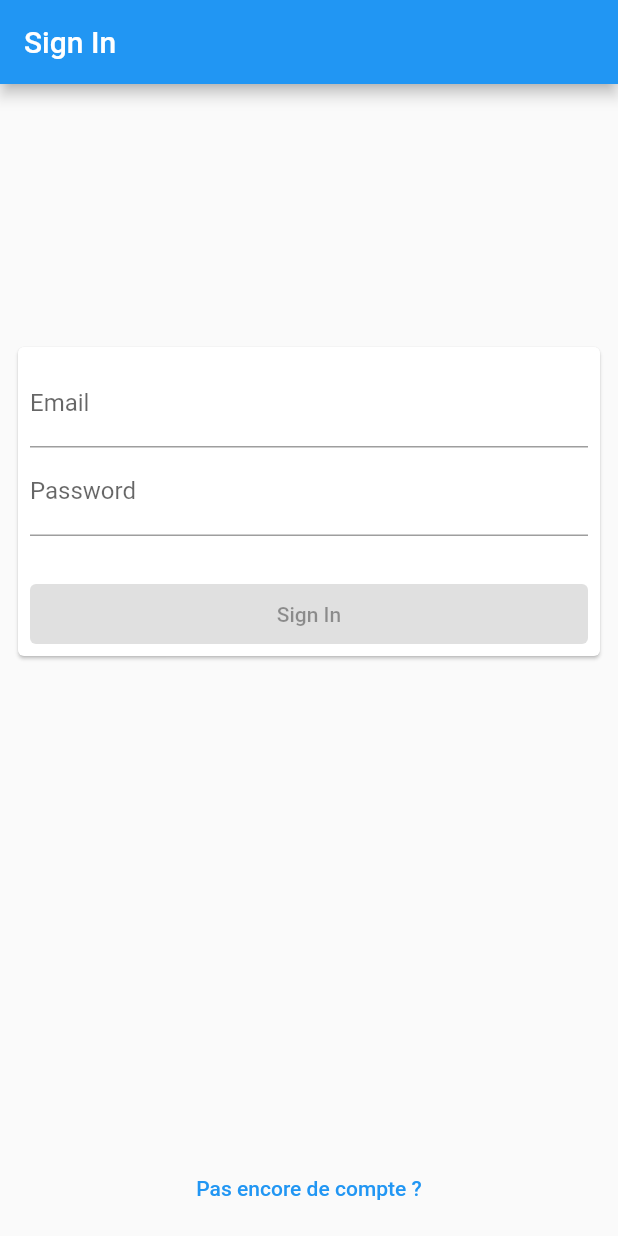
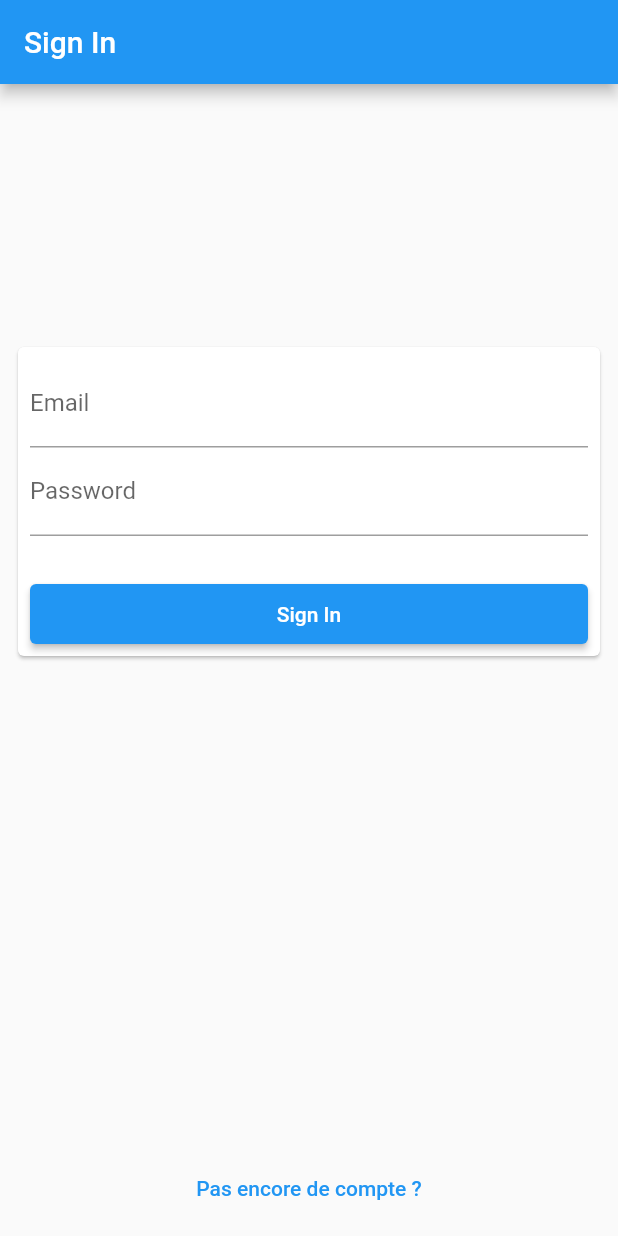
Before and after one commit to Thaerith/numediart-flutter-2023, a Flutter app: the screen it shows after launch, on a phone screen of 412 x 824 dp. Run offline on Flutter 3.47's test engine with Material 2 defaults, Android fonts, the light colour scheme and no system bars; our stand-ins replace firebase_auth, firebase_core; accounts and stored records are empty.

Commit message:
sign in user

```diff
--- a/lib/app/application.dart
+++ b/lib/app/application.dart
@@ -1,11 +1,21 @@
+import 'package:firebase_auth/firebase_auth.dart';
 import 'package:flutter/material.dart';
 import 'package:hello_creactifs/app/sign_in.dart';
 
-class HelloCreactifsApp extends StatelessWidget {
+class HelloCreactifsApp extends StatefulWidget {
   const HelloCreactifsApp({super.key});
 
   @override
+  State<HelloCreactifsApp> createState() => _HelloCreactifsAppState();
+}
+
+class _HelloCreactifsAppState extends State<HelloCreactifsApp> {
+  @override
   Widget build(BuildContext context) {
+    return StreamBuilder(
+        stream: FirebaseAuth.instance.authStateChanges(),
+        builder: (context, snapshot) {
+          print(snapshot);
           return MaterialApp(
             title: 'Hello Creactifs',
             theme: ThemeData(
@@ -13,5 +23,14 @@ class HelloCreactifsApp extends StatelessWidget {
             ),
             home: const SignInScreen(),
           );
+        });
+  }
+
+  @override
+  void initState() {
+    super.initState();
+    FirebaseAuth.instance.authStateChanges().listen((user) {
+      print(user);
+    });
   }
 }
--- a/lib/app/sign_in.dart
+++ b/lib/app/sign_in.dart
@@ -1,8 +1,30 @@
+import 'package:firebase_auth/firebase_auth.dart';
 import 'package:flutter/material.dart';
 import 'package:hello_creactifs/app/sign_up.dart';
 
-class SignInScreen extends StatelessWidget {
+class SignInScreen extends StatefulWidget {
   const SignInScreen({super.key});
+
+  @override
+  State<SignInScreen> createState() => _SignInScreenState();
+}
+
+class _SignInScreenState extends State<SignInScreen> {
+  String _email = '';
+  String _password = '';
+  bool _loading = false;
+
+  void _onSignInPressed() async {
+    setState(() => _loading = true);
+    try {
+      await Future.delayed(const Duration(seconds: 3));
+      await FirebaseAuth.instance
+          .signInWithEmailAndPassword(email: _email, password: _password);
+    } catch (t) {
+      print(t);
+    }
+    setState(() => _loading = false);
+  }
 
   @override
   Widget build(BuildContext context) {
@@ -15,33 +37,35 @@ class SignInScreen extends StatelessWidget {
         child: Column(
           children: [
             const Spacer(),
-            const Card(
+            Card(
               child: Padding(
-                padding: EdgeInsets.all(8.0),
+                padding: const EdgeInsets.all(8.0),
                 child: Column(
                   mainAxisSize: MainAxisSize.min,
                   children: [
                     TextField(
-                      decoration: InputDecoration(
+                      decoration: const InputDecoration(
                         labelText: 'Email',
                       ),
                       keyboardType: TextInputType.emailAddress,
+                      onChanged: (value) => setState(() => _email = value),
                     ),
                     TextField(
-                      decoration: InputDecoration(
+                      decoration: const InputDecoration(
                         labelText: 'Password',
                       ),
                       keyboardType: TextInputType.visiblePassword,
                       obscureText: true,
                       autocorrect: false,
+                      onChanged: (value) => setState(() => _password = value),
                     ),
-                    SizedBox(height: 32),
+                    const SizedBox(height: 32),
                     SizedBox(
                       width: double.infinity,
                       height: 40,
                       child: ElevatedButton(
-                        onPressed: null,
-                        child: Text('Sign In'),
+                        onPressed: _loading ? null : _onSignInPressed,
+                        child: const Text('Sign In'),
                       ),
                     ),
                   ],
--- a/pubspec.yaml
+++ b/pubspec.yaml
@@ -35,6 +35,8 @@ dependencies:
   # The following adds the Cupertino Icons font to your application.
   # Use with the CupertinoIcons class for iOS style icons.
   cupertino_icons: ^1.0.2
+  firebase_core: ^2.22.0
+  firebase_auth: ^4.13.0
 
 dev_dependencies:
   flutter_test:
```
Also changed, not shown: lib/main.dart (+12 -1 lines), firebase.json (added), lib/firebase_options.dart (added), pubspec.lock, 19 other files. Lines whose indentation alone changed are shown as unchanged.
